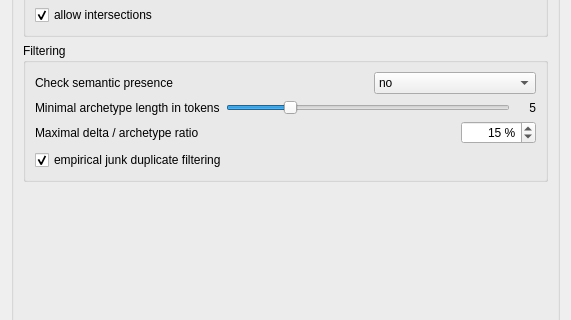
Above: doc-clone-miner/qtui/element_miner_settings.ui from spbu-se/pldoctoolkit before the change; both pictures show x 0 to 571 and y 146 to 466 of the 571 by 591 pixel window. Below: the same form after it.
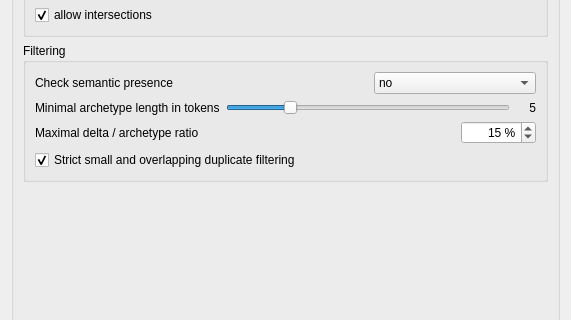
That is the form after the change.

Commit message: Caption correction

```diff
--- a/doc-clone-miner/qtui/element_miner_settings.ui
+++ b/doc-clone-miner/qtui/element_miner_settings.ui
@@ -406,7 +406,7 @@
              <item>
               <widget class="QCheckBox" name="cbPostJunkFilter">
                <property name="text">
-                <string>empirical junk duplicate filtering</string>
+                <string>Strict small and overlapping duplicate filtering</string>
                </property>
                <property name="checked">
                 <bool>true</bool>
```
